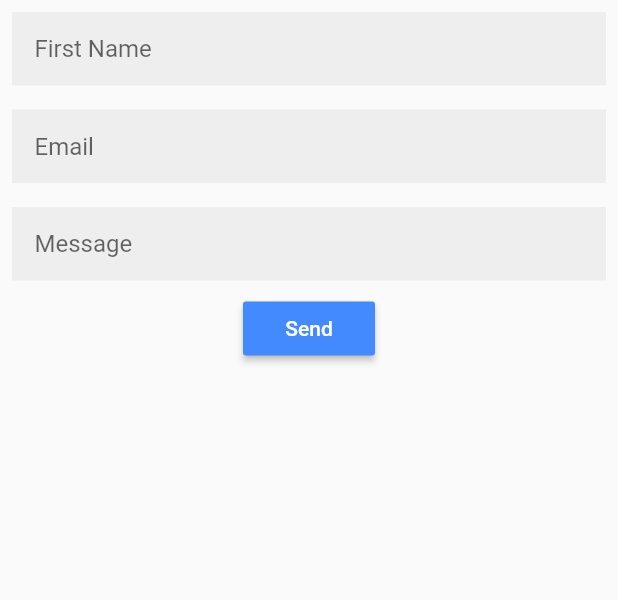
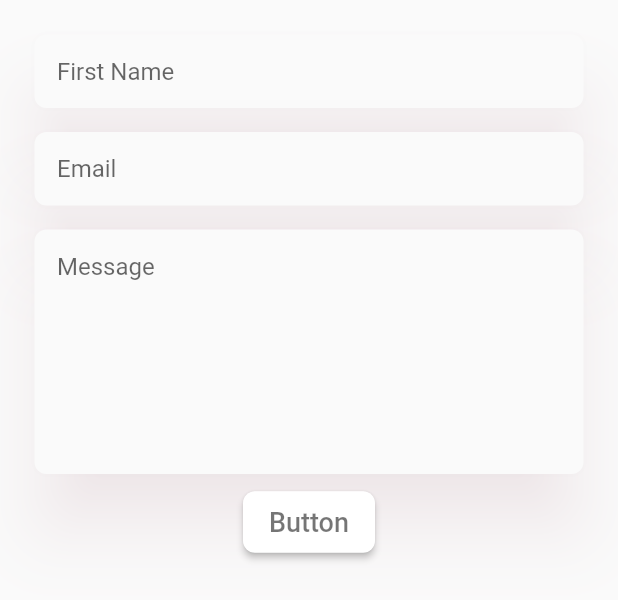
Before and after one commit to Thisuru/Offers-Reselling-Products-FlutterApp, a Flutter app: the TestForm widget shown alone on an empty page, opened directly, on a phone screen of 412 x 824 dp. Shown: the top 600 px of the screen. Run offline on Flutter 3.47's test engine with Material 2 defaults, Android fonts, the phone set to English and light mode, and no system bars; our stand-ins replace firebase_analytics, fluttertoast, socket_io_client, validators, webview_flutter; missing offline and left inert: knallerfalke.de; accounts and stored records are empty; network calls fail; Roboto replaces fonts that are missing (WorkSansLight); statements that could not run were skipped.

Commit message:
Contact Form UI Changed

```diff
--- a/knallerfalke.de/lib/fitness_app/traning/form.dart
+++ b/knallerfalke.de/lib/fitness_app/traning/form.dart
@@ -11,13 +11,22 @@ import 'package:fluttertoast/fluttertoast.dart';
 
 
 class FormScreen extends StatelessWidget {
+  final double topBarOpacity = 0.0;
+
   @override
   Widget build(BuildContext context) {
     return MaterialApp(
       home: Scaffold(
         resizeToAvoidBottomPadding: false,
         appBar: AppBar(
-          title: Text('Contact Form'),
+//          title: Text('Contact Form'),
+          title: new Text('Contact Form',style: TextStyle(fontFamily: 'Roboto', fontSize: 22 + 6 - 6 * topBarOpacity,fontWeight: FontWeight.bold),),
+          textTheme: Theme.of(context).textTheme.apply(
+            bodyColor: Colors.black,
+            displayColor: Colors.black,
+          ),
+          backgroundColor: Colors.white,
+          brightness: Brightness.light,
         ),
         body: TestForm(),
       ),
@@ -52,7 +61,6 @@ class Post {
     map["name"] = name;
     map["email"] = email;
     map["message"] = message;
-
     return map;
   }
 }
@@ -112,12 +120,15 @@ class _TestFormState extends State<TestForm> {
   Widget build(BuildContext context) {
     return Form(
       key: _formKey,
+     child: Padding(
+       padding: EdgeInsets.all(15),
       child: Column(
         children: <Widget>[
 
           MyTextFormField(
             hintText: 'First Name',
             controller: nameControler,
+            minLines: 1,
             validator: (String value) {
               if (value.isEmpty) {
                 return 'Enter your first name';
@@ -132,6 +143,7 @@ class _TestFormState extends State<TestForm> {
           MyTextFormField(
             hintText: 'Email',
             controller: emailControler,
+            minLines: 1,
             isEmail: true,
             validator: (String value) {
               if (!validator.isEmail(value)) {
@@ -147,6 +159,7 @@ class _TestFormState extends State<TestForm> {
           MyTextFormField(
             hintText: 'Message',
             controller: messageControler,
+            minLines: 7,
             validator: (String value) {
               if (value.isEmpty) {
                 return 'Enter the Message';
@@ -158,48 +171,58 @@ class _TestFormState extends State<TestForm> {
             },
           ),
 
-          RaisedButton(
 
-            color: Colors.blueAccent,
+          ButtonTheme(
+            shape: RoundedRectangleBorder(borderRadius: BorderRadius.all(Radius.circular(8.0))),
+            padding: const EdgeInsets.all(10),
+            child: RaisedButton(
+              color: Colors.white,
               onPressed: () async {
                 Post newPost = new Post(
                     name: nameControler.text, email: emailControler.text, message: messageControler.text);
                 dynamic p = await createPost(CREATE_POST_URL,
                     nameControler.text,
                     body: newPost.toMap());
-//              print(p.name);
-//              print(p.email);
-//              print(p.message);
               },
-//            child: const Text("Send"),
-            child: Text(
-              'Send',
-              style: TextStyle(
-                color: Colors.white,
+              child: Text("Button", style: TextStyle(
+                  color: Colors.black54,
+                  fontSize: 18.0,
+                  fontFamily: "WorkSansLight"
+              )),
             ),
           ),
 
+
+//          RaisedButton(
 //            color: Colors.blueAccent,
-//            onPressed: () {
-//              print('Sign up pressed');
-//              if (_formKey.currentState.validate()) {
-//                _formKey.currentState.save();
-//
-//                Navigator.push(
-//                    context,
-//                    MaterialPageRoute(
-//                        builder: (context) => Result(model: this.model)));
-//              }
+////            shape: new RoundedRectangleBorder(borderRadius: new BorderRadius.circular(30.0)),
+//            shape: StadiumBorder(),
+//            textTheme: ButtonTextTheme.accent,
+//            onPressed: () async {
+//              Post newPost = new Post(
+//                  name: nameControler.text, email: emailControler.text, message: messageControler.text);
+//              dynamic p = await createPost(CREATE_POST_URL,
+//                  nameControler.text,
+//                  body: newPost.toMap());
+////              print(p.name);
+////              print(p.email);
+////              print(p.message);
 //            },
 //            child: Text(
-//              'Sign Up',
+//              'Send',
 //              style: TextStyle(
-//                color: Colors.white,
+//                color: Colors.blue,
+//                fontSize: 20.0,
+//                fontFamily: "WorkSansLight"
 //              ),
 //            ),
+//          )
 
-          )
+
+
+
         ],
+      ),
     ),
     );
   }
@@ -210,12 +233,15 @@ class MyTextFormField extends StatelessWidget {
   final Function validator;
   final Function onSaved;
   final bool isEmail;
+  final int minLines;
 
   MyTextFormField({
     this.hintText,
     this.validator,
     this.onSaved,
     this.isEmail = false,
+    this.minLines,
+
     TextEditingController controller,
   });
 
@@ -223,19 +249,24 @@ class MyTextFormField extends StatelessWidget {
   Widget build(BuildContext context) {
     return Padding(
       padding: EdgeInsets.all(8.0),
+      child: Material(
+        borderRadius: BorderRadius.all(Radius.circular(8.0)),
+        elevation: 20.0,
+        shadowColor:  Color(0xffA22447).withOpacity(.15),
         child: TextFormField(
+          minLines: minLines,
+          autocorrect: false,
           decoration: InputDecoration(
+            border: InputBorder.none,
+            contentPadding: EdgeInsets.all(15.0),
             hintText: hintText,
-          contentPadding: EdgeInsets.all(15.0),
-          border: InputBorder.none,
-          filled: true,
-          fillColor: Colors.grey[200],
           ),
           validator: validator,
           onSaved: onSaved,
           keyboardType: isEmail ? TextInputType.emailAddress : TextInputType.multiline,
           maxLines: null,
         ),
+      ),
     );
   }
 }
--- a/knallerfalke.de/lib/fitness_app/traning/imprint_updated.dart
+++ b/knallerfalke.de/lib/fitness_app/traning/imprint_updated.dart
@@ -15,7 +15,7 @@ class ImprintUpdated extends StatelessWidget {
       home: Scaffold(
         resizeToAvoidBottomPadding: false,
         appBar: AppBar(
-          title: new Text('Contact Form',style: TextStyle(fontFamily: 'Roboto', fontSize: 22 + 6 - 6 * topBarOpacity,fontWeight: FontWeight.bold),),
+          title: new Text('Imprint View',style: TextStyle(fontFamily: 'Roboto', fontSize: 22 + 6 - 6 * topBarOpacity,fontWeight: FontWeight.bold),),
           textTheme: Theme.of(context).textTheme.apply(
             bodyColor: Colors.black,
             displayColor: Colors.black,
```
Lines whose indentation alone changed are shown as unchanged.
